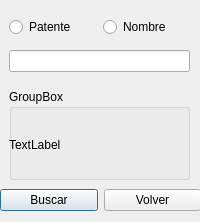
Old version of the form buscar_win.ui in the repository grudloff/POO-Proyecto.
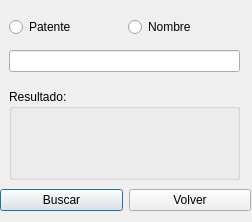
New version of the form.

What changed in the file:
```diff
--- a/buscar_win.ui
+++ b/buscar_win.ui
@@ -6,7 +6,7 @@
    <rect>
     <x>0</x>
     <y>0</y>
-    <width>200</width>
+    <width>252</width>
     <height>222</height>
    </rect>
   </property>
@@ -18,7 +18,7 @@
     <rect>
      <x>9</x>
      <y>10</y>
-     <width>181</width>
+     <width>231</width>
      <height>71</height>
     </rect>
    </property>
@@ -51,7 +51,7 @@
     <rect>
      <x>0</x>
      <y>180</y>
-     <width>201</width>
+     <width>251</width>
      <height>41</height>
     </rect>
    </property>
@@ -77,24 +77,24 @@
     <rect>
      <x>9</x>
      <y>89</y>
-     <width>181</width>
+     <width>231</width>
      <height>91</height>
     </rect>
    </property>
    <property name="title">
-    <string>GroupBox</string>
+    <string>Resultado:</string>
    </property>
    <widget class="QLabel" name="info_b">
     <property name="geometry">
      <rect>
-      <x>0</x>
+      <x>10</x>
       <y>20</y>
-      <width>181</width>
+      <width>221</width>
       <height>71</height>
      </rect>
     </property>
     <property name="text">
-     <string>TextLabel</string>
+     <string/>
     </property>
    </widget>
   </widget>
```
Left out of the diff: 2 changed lines with no effect on the pictures.
